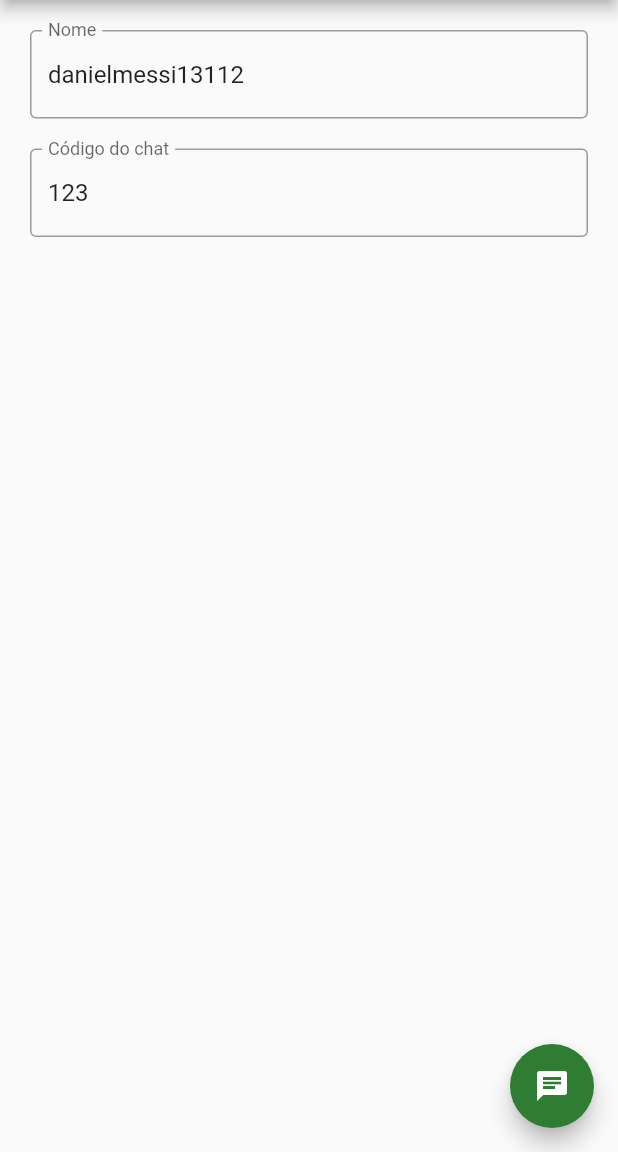
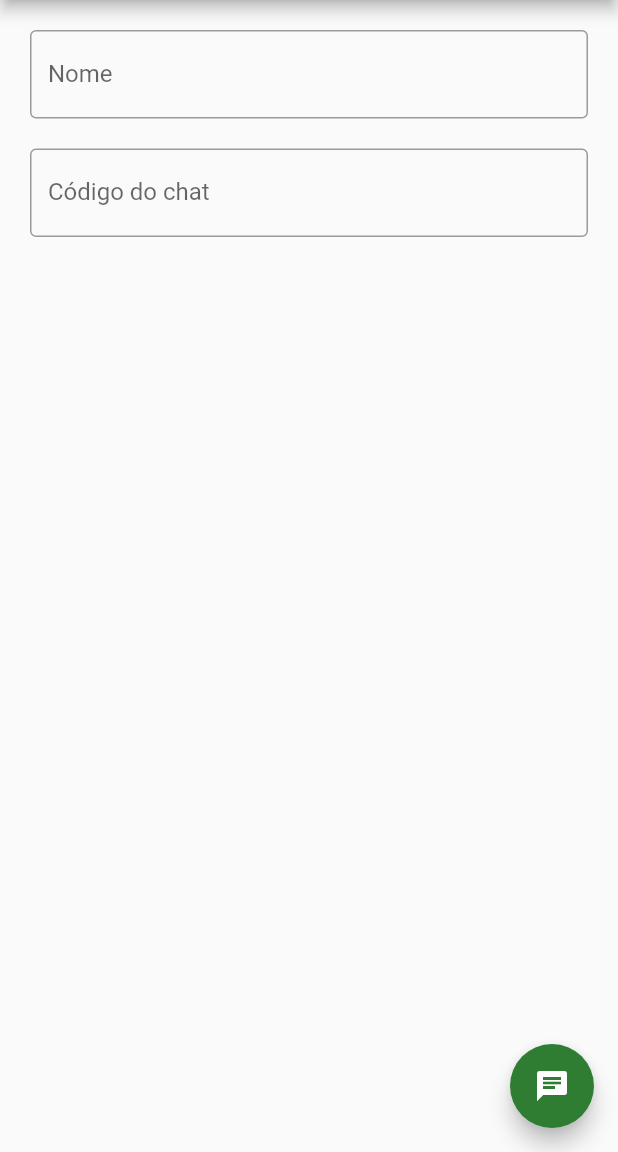
Before and after one commit to danielmessi13/hasura_other_level, a Flutter app: the screen it shows after launch, on a phone screen of 412 x 824 dp, the part 84-1236 px from its top. Run offline on Flutter 3.47's test engine with Material 2 defaults, Android fonts, the phone set to English and light mode, and no system bars; our stand-ins replace flutter_mobx, mobx; missing offline and left inert: hasura_connect; generated files the repository leaves out were written again.

Commit message:
[Fix] Remove debug user

```diff
--- a/lib/home/home_page.dart
+++ b/lib/home/home_page.dart
@@ -15,8 +15,8 @@ class HomePage extends StatefulWidget {
 
 class _HomePageState extends State<HomePage> {
   Home homeController;
-  final nameController = TextEditingController(text: "danielmessi13112");
-  final chatController = TextEditingController(text: '123');
+  final nameController = TextEditingController();
+  final chatController = TextEditingController();
   final _scaffoldKey = GlobalKey<ScaffoldState>();
   ReactionDisposer reactionChat;
   ReactionDisposer reactionError;
```
